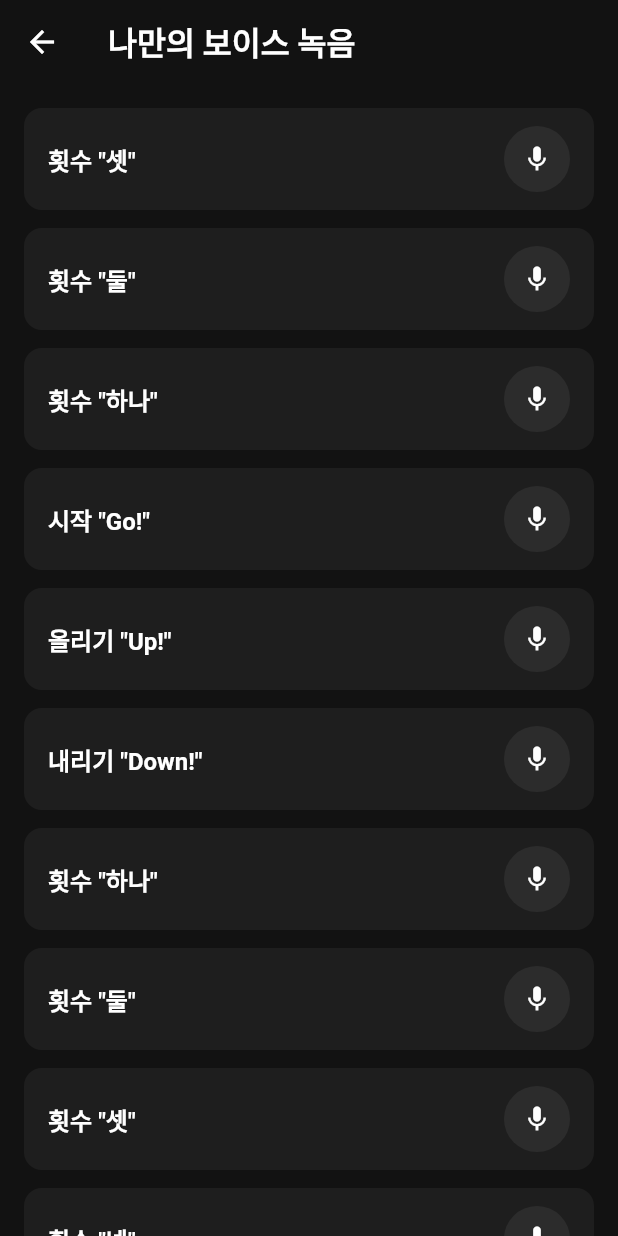
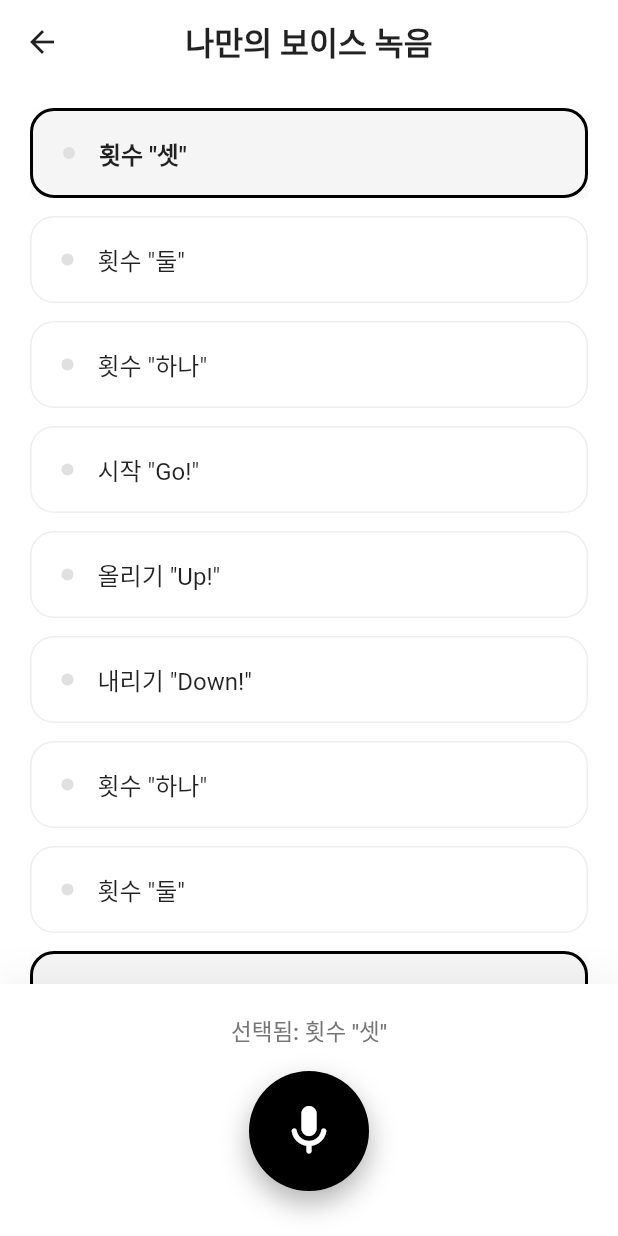
Before and after one commit to Davejinking/fitmix_pwa, a Flutter app: the VoiceRecorderPage screen opened directly, on a phone screen of 412 x 824 dp. Run offline on Flutter 3.47's test engine with Material 3 defaults, Android fonts, the phone set to English and light mode, and no system bars; our stand-ins replace audioplayers, confetti, fl_chart, flutter_tts, google_sign_in, hive and 5 more; missing offline and left inert: record; accounts and stored records are empty; Roboto replaces fonts that are missing (Pretendard).

Commit message:
Refactor VoiceRecorderPage to Modern Style UI
- Updated UI to a white-themed, clean layout.
- Implemented a "Select Cue -> Record" workflow.
- Added a large, circular record button with shadow at the bottom center.
- Styled list items as selectable cards with ink splash effects.
- Preserved existing logic for recording specific cues (3, 2, 1, GO, etc.).

```diff
--- a/lib/pages/voice_recorder_page.dart
+++ b/lib/pages/voice_recorder_page.dart
@@ -37,7 +37,9 @@ class _VoiceRecorderPageState extends State<VoiceRecorderPage> {
     'COMPLETE': '세트 완료 "Complete"'
   };
 
-  String? _recordingCue;
+  // State
+  String? _selectedCue; // Currently selected item
+  bool _isRecording = false; // Is global recording active?
   Set<String> _existingRecordings = {};
 
   @override
@@ -45,6 +47,11 @@ class _VoiceRecorderPageState extends State<VoiceRecorderPage> {
     super.initState();
     _service.init();
     _checkExisting();
+
+    // Auto-select first item
+    if (_cues.isNotEmpty) {
+      _selectedCue = _cues.first;
+    }
   }
 
   Future<void> _checkExisting() async {
@@ -61,21 +68,22 @@ class _VoiceRecorderPageState extends State<VoiceRecorderPage> {
     }
   }
 
-  Future<void> _toggleRecording(String cue) async {
-    if (_recordingCue == cue) {
+  Future<void> _toggleRecording() async {
+    final cue = _selectedCue;
+    if (cue == null) return;
+
+    if (_isRecording) {
       // Stop
       await _service.stopRecording();
       setState(() {
-        _recordingCue = null;
+        _isRecording = false;
       });
       await _checkExisting();
       HapticFeedback.lightImpact();
     } else {
-      if (_recordingCue != null) return; // Already recording another
-
       // Start
       setState(() {
-        _recordingCue = cue;
+        _isRecording = true;
       });
       await _service.startRecording(cue);
       HapticFeedback.heavyImpact();
@@ -83,107 +91,192 @@ class _VoiceRecorderPageState extends State<VoiceRecorderPage> {
   }
 
   Future<void> _play(String cue) async {
-    if (_recordingCue != null) return;
+    if (_isRecording) return;
     await _service.playRecording(cue);
   }
 
   Future<void> _delete(String cue) async {
+    if (_isRecording) return;
     await _service.deleteRecording(cue);
     await _checkExisting();
     HapticFeedback.mediumImpact();
   }
 
+  void _selectCue(String cue) {
+    if (_isRecording) return; // Prevent changing while recording
+    setState(() {
+      _selectedCue = cue;
+    });
+  }
+
   @override
   Widget build(BuildContext context) {
     return Scaffold(
-      backgroundColor: const Color(0xFF121212),
+      backgroundColor: Colors.white,
       appBar: AppBar(
-        title: const Text('나만의 보이스 녹음'),
-        backgroundColor: const Color(0xFF121212),
-        foregroundColor: Colors.white,
+        title: const Text(
+          '나만의 보이스 녹음',
+          style: TextStyle(color: Colors.black87, fontWeight: FontWeight.bold),
+        ),
+        centerTitle: true,
+        backgroundColor: Colors.white,
+        elevation: 0,
+        iconTheme: const IconThemeData(color: Colors.black87),
       ),
-      body: ListView.builder(
-        padding: const EdgeInsets.all(16),
-        itemCount: _cues.length,
-        itemBuilder: (context, index) {
-          final cue = _cues[index];
-          final isRecording = _recordingCue == cue;
-          final hasRecording = _existingRecordings.contains(cue);
+      body: Column(
+        crossAxisAlignment: CrossAxisAlignment.stretch,
+        children: [
+          // List Area
+          Expanded(
+            child: ListView.separated(
+              padding: const EdgeInsets.symmetric(horizontal: 20, vertical: 16),
+              itemCount: _cues.length,
+              separatorBuilder: (context, index) => const SizedBox(height: 12),
+              itemBuilder: (context, index) {
+                final cue = _cues[index];
+                final isSelected = _selectedCue == cue;
+                final hasRecording = _existingRecordings.contains(cue);
 
-          return Container(
-            margin: const EdgeInsets.only(bottom: 12),
-            padding: const EdgeInsets.symmetric(horizontal: 16, vertical: 12),
-            decoration: BoxDecoration(
-              color: const Color(0xFF1E1E1E),
-              borderRadius: BorderRadius.circular(12),
-              border: isRecording
-                  ? Border.all(color: Colors.redAccent, width: 2)
-                  : null,
-            ),
-            child: Row(
-              children: [
-                Expanded(
-                  child: Column(
-                    crossAxisAlignment: CrossAxisAlignment.start,
-                    children: [
-                      Text(
-                        _cueNames[cue] ?? cue,
-                        style: const TextStyle(
-                          color: Colors.white,
-                          fontSize: 16,
-                          fontWeight: FontWeight.w600,
+                // Use Material to ensure ink splash is visible
+                return Material(
+                  color: Colors.transparent,
+                  child: InkWell(
+                    onTap: () => _selectCue(cue),
+                    borderRadius: BorderRadius.circular(16),
+                    child: Ink(
+                      decoration: BoxDecoration(
+                        color: isSelected ? Colors.grey[100] : Colors.white,
+                        borderRadius: BorderRadius.circular(16),
+                        border: Border.all(
+                          color: isSelected ? Colors.black : Colors.grey[200]!,
+                          width: isSelected ? 2 : 1,
+                        ),
+                        boxShadow: isSelected
+                            ? [
+                                BoxShadow(
+                                  color: Colors.black.withOpacity(0.05),
+                                  blurRadius: 10,
+                                  offset: const Offset(0, 4),
+                                ),
+                              ]
+                            : [],
+                      ),
+                      child: Padding(
+                        padding: const EdgeInsets.symmetric(horizontal: 20, vertical: 16),
+                        child: Row(
+                          children: [
+                            // Status Dot
+                            Container(
+                              width: 8,
+                              height: 8,
+                              decoration: BoxDecoration(
+                                color: hasRecording ? const Color(0xFF4CAF50) : Colors.grey[300],
+                                shape: BoxShape.circle,
+                              ),
+                            ),
+                            const SizedBox(width: 16),
+
+                            // Text
+                            Expanded(
+                              child: Text(
+                                _cueNames[cue] ?? cue,
+                                style: TextStyle(
+                                  fontSize: 16,
+                                  fontWeight: isSelected ? FontWeight.bold : FontWeight.normal,
+                                  color: Colors.black87,
+                                ),
+                              ),
+                            ),
+
+                            // Actions (Play/Delete)
+                            if (hasRecording) ...[
+                              IconButton(
+                                icon: const Icon(Icons.play_circle_outline_rounded),
+                                color: Colors.black87,
+                                onPressed: () => _play(cue),
+                                constraints: const BoxConstraints(),
+                                padding: EdgeInsets.zero,
+                              ),
+                              if (isSelected) ...[
+                                const SizedBox(width: 12),
+                                 IconButton(
+                                  icon: const Icon(Icons.delete_outline_rounded),
+                                  color: Colors.grey,
+                                  onPressed: () => _delete(cue),
+                                  constraints: const BoxConstraints(),
+                                  padding: EdgeInsets.zero,
+                                ),
+                              ]
+                            ]
+                          ],
                         ),
                       ),
-                      if (hasRecording)
-                        const Text(
-                          '녹음됨',
-                          style: TextStyle(
-                            color: Color(0xFF4CAF50),
-                            fontSize: 12,
-                          ),
-                        ),
-                    ],
+                    ),
                   ),
+                );
+              },
+            ),
+          ),
+
+          // Bottom Control Area
+          Container(
+            width: double.infinity, // Ensure full width
+            padding: EdgeInsets.fromLTRB(20, 20, 20, MediaQuery.of(context).padding.bottom + 30),
+            decoration: BoxDecoration(
+              color: Colors.white,
+              boxShadow: [
+                BoxShadow(
+                  color: Colors.black.withOpacity(0.05),
+                  blurRadius: 20,
+                  offset: const Offset(0, -5),
                 ),
-
-                // Play Button
-                if (hasRecording && !isRecording)
-                  IconButton(
-                    icon: const Icon(Icons.play_arrow),
-                    color: Colors.white,
-                    onPressed: () => _play(cue),
+              ],
+            ),
+            child: Column(
+              mainAxisSize: MainAxisSize.min,
+              children: [
+                // Selected Cue Indicator
+                if (_selectedCue != null)
+                  Padding(
+                    padding: const EdgeInsets.only(bottom: 16.0),
+                    child: Text(
+                      _isRecording ? '녹음 중: ${_cueNames[_selectedCue!]}' : '선택됨: ${_cueNames[_selectedCue!]}',
+                      style: TextStyle(
+                        color: _isRecording ? Colors.redAccent : Colors.grey[600],
+                        fontWeight: FontWeight.w500,
+                      ),
+                    ),
                   ),
 
-                // Record Button
+                // Main Record Button
                 GestureDetector(
-                  onTap: () => _toggleRecording(cue),
-                  child: Container(
-                    padding: const EdgeInsets.all(12),
+                  onTap: _toggleRecording,
+                  child: AnimatedContainer(
+                    duration: const Duration(milliseconds: 200),
+                    width: 80,
+                    height: 80,
                     decoration: BoxDecoration(
-                      color: isRecording
-                          ? Colors.redAccent
-                          : const Color(0xFF2C2C2C),
+                      color: _isRecording ? Colors.redAccent : Colors.black,
                       shape: BoxShape.circle,
+                      boxShadow: [
+                        BoxShadow(
+                          color: (_isRecording ? Colors.redAccent : Colors.black).withOpacity(0.3),
+                          blurRadius: 15,
+                          offset: const Offset(0, 8),
+                        ),
+                      ],
                     ),
                     child: Icon(
-                      isRecording ? Icons.stop : Icons.mic,
+                      _isRecording ? Icons.stop_rounded : Icons.mic_rounded,
                       color: Colors.white,
-                      size: 20,
+                      size: 40,
                     ),
                   ),
                 ),
-
-                // Delete Button
-                if (hasRecording && !isRecording)
-                  IconButton(
-                    icon: const Icon(Icons.delete_outline),
-                    color: Colors.grey[600],
-                    onPressed: () => _delete(cue),
-                  ),
               ],
             ),
-          );
-        },
+          ),
+        ],
       ),
     );
   }
```
